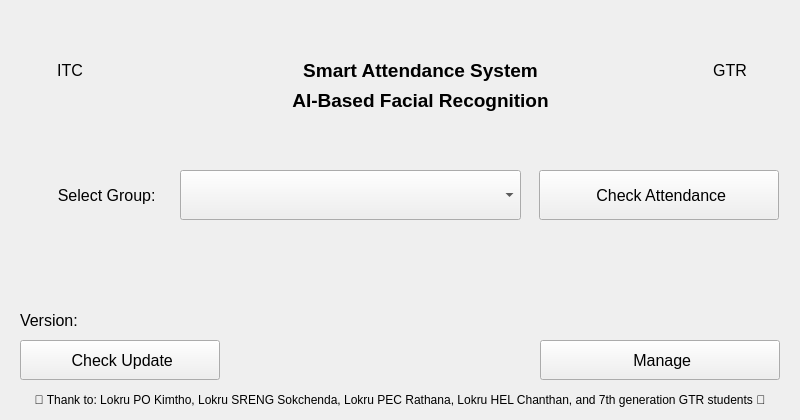
This is resource/view_controller/main_application_form/View.ui in muysengly/repo_attendance_system as Qt 5 draws it before an edit. The edited form follows.
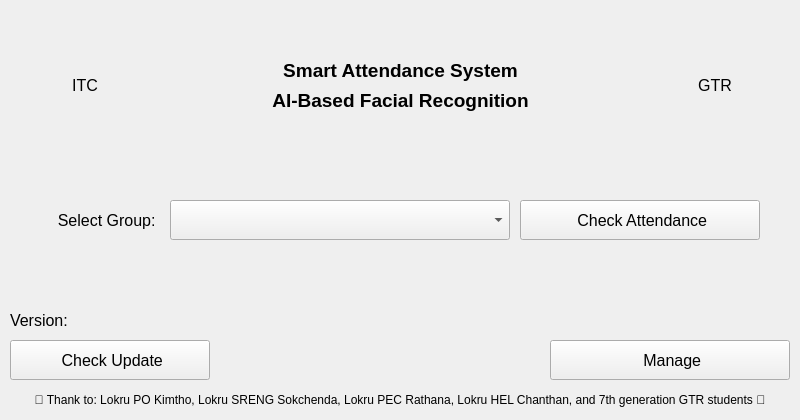
This is the edited form.

```diff
--- a/resource/view_controller/main_application_form/View.ui
+++ b/resource/view_controller/main_application_form/View.ui
@@ -35,10 +35,10 @@
    <widget class="QPushButton" name="pushButton_check_attendance">
     <property name="geometry">
      <rect>
-      <x>539</x>
-      <y>170</y>
+      <x>520</x>
+      <y>200</y>
       <width>240</width>
-      <height>50</height>
+      <height>40</height>
      </rect>
     </property>
     <property name="font">
@@ -53,10 +53,10 @@
    <widget class="QComboBox" name="comboBox_group_name">
     <property name="geometry">
      <rect>
-      <x>180</x>
-      <y>170</y>
-      <width>341</width>
-      <height>50</height>
+      <x>170</x>
+      <y>200</y>
+      <width>340</width>
+      <height>40</height>
      </rect>
     </property>
     <property name="font">
@@ -69,9 +69,9 @@
     <property name="geometry">
      <rect>
       <x>20</x>
-      <y>170</y>
+      <y>200</y>
       <width>140</width>
-      <height>50</height>
+      <height>40</height>
      </rect>
     </property>
     <property name="font">
@@ -89,7 +89,7 @@
    <widget class="QPushButton" name="pushButton_manage">
     <property name="geometry">
      <rect>
-      <x>540</x>
+      <x>550</x>
       <y>340</y>
       <width>240</width>
       <height>40</height>
@@ -107,7 +107,7 @@
    <widget class="QPushButton" name="pushButton_check_update">
     <property name="geometry">
      <rect>
-      <x>20</x>
+      <x>10</x>
       <y>340</y>
       <width>200</width>
       <height>40</height>
@@ -125,9 +125,9 @@
    <widget class="QLabel" name="label_version">
     <property name="geometry">
      <rect>
-      <x>20</x>
+      <x>10</x>
       <y>300</y>
-      <width>191</width>
+      <width>200</width>
       <height>40</height>
      </rect>
     </property>
@@ -146,10 +146,10 @@
    <widget class="QLabel" name="label_itc_logo">
     <property name="geometry">
      <rect>
-      <x>20</x>
-      <y>20</y>
-      <width>100</width>
-      <height>100</height>
+      <x>10</x>
+      <y>10</y>
+      <width>150</width>
+      <height>150</height>
      </rect>
     </property>
     <property name="font">
@@ -167,10 +167,10 @@
    <widget class="QLabel" name="label_gtr_logo">
     <property name="geometry">
      <rect>
-      <x>680</x>
-      <y>20</y>
-      <width>100</width>
-      <height>100</height>
+      <x>640</x>
+      <y>10</y>
+      <width>150</width>
+      <height>150</height>
      </rect>
     </property>
     <property name="font">
@@ -204,7 +204,7 @@
    <widget class="QLabel" name="label_6">
     <property name="geometry">
      <rect>
-      <x>240</x>
+      <x>220</x>
       <y>50</y>
       <width>361</width>
       <height>40</height>
@@ -213,7 +213,6 @@
     <property name="font">
      <font>
       <pointsize>14</pointsize>
-      <weight>75</weight>
       <bold>true</bold>
      </font>
     </property>
@@ -227,7 +226,7 @@
    <widget class="QLabel" name="label_7">
     <property name="geometry">
      <rect>
-      <x>240</x>
+      <x>220</x>
       <y>80</y>
       <width>361</width>
       <height>40</height>
@@ -236,7 +235,6 @@
     <property name="font">
      <font>
       <pointsize>14</pointsize>
-      <weight>75</weight>
       <bold>true</bold>
      </font>
     </property>
```
